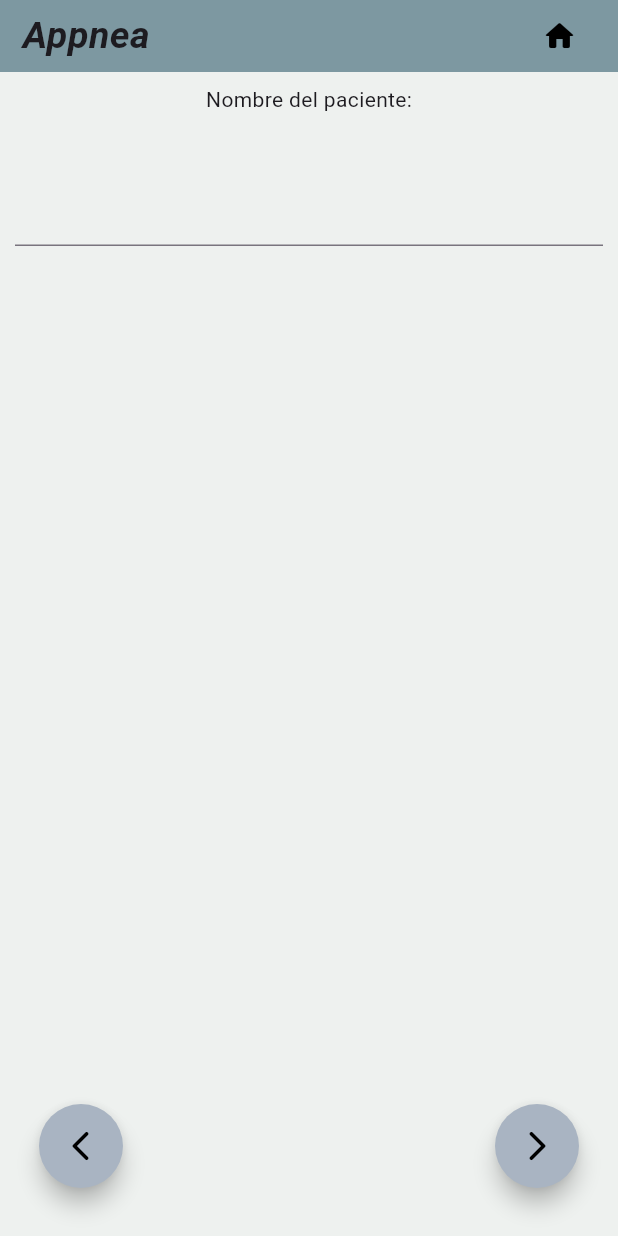
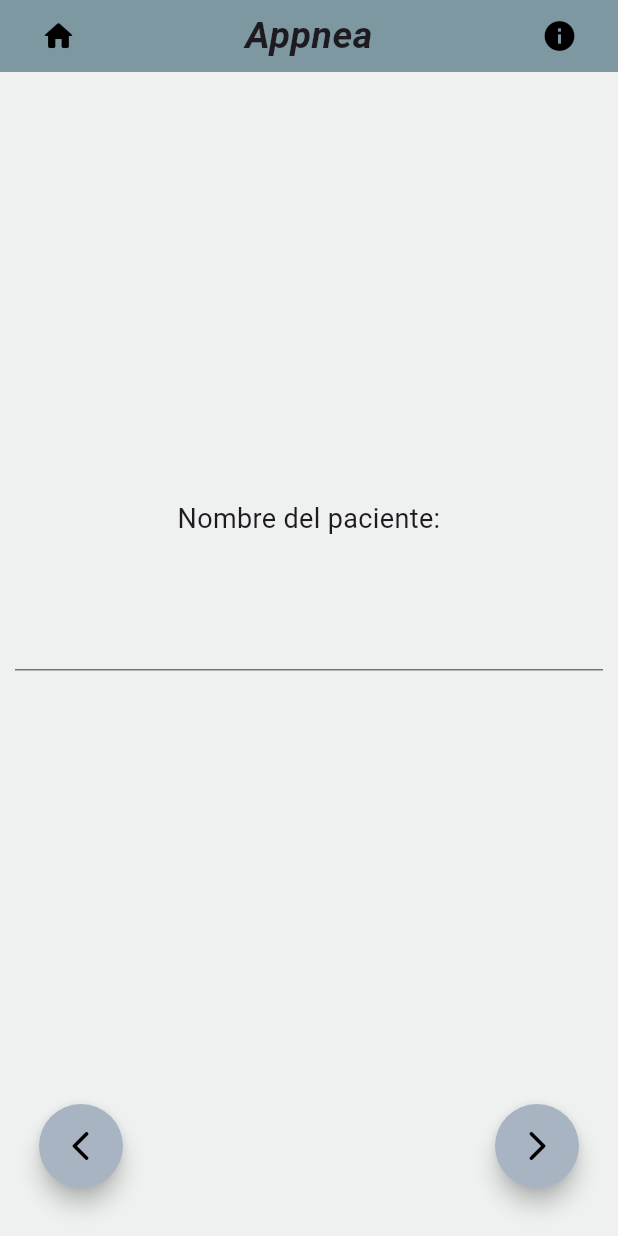
Before and after one commit to DavidCMeneses/AppNea, a Flutter app: the QuestionPage screen opened by its route, after a tap on the "home" icon, after a tap on "Continuar", on a phone screen of 412 x 824 dp. Run offline on Flutter 3.47's test engine with Material 3 defaults, Android fonts, the phone set to English and light mode, and no system bars; our stand-ins replace go_router.

Commit message:
General modifications
Text, question allingment, etc

```diff
--- a/appnea/lib/globals.dart
+++ b/appnea/lib/globals.dart
@@ -1 +1,5 @@
+import 'dart:ui';
+
 List<String> testlist = List.generate(30, (index) => index.toString());
+
+const qtextsize = 18.0;
--- a/appnea/lib/screens/questions/imageonly.dart
+++ b/appnea/lib/screens/questions/imageonly.dart
@@ -11,6 +11,7 @@ class ImagePage extends StatelessWidget {
   final List<int> answerValues;
   final String back;
   final String next;
+  final String infopage;
 
   const ImagePage({super.key,
     required this.questNum,
@@ -18,7 +19,8 @@ class ImagePage extends StatelessWidget {
     required this.entries,
     required this.answerValues,
     required this.back,
-    required this.next});
+    required this.next,
+    this.infopage = '/'});
 
   @override
   Widget build(BuildContext context) {
@@ -31,7 +33,7 @@ class ImagePage extends StatelessWidget {
       body: ListView(
             children:  [
               Padding(padding: const EdgeInsets.symmetric(horizontal: 10),
-              child: Text(questText),),
+              child: Text(questText, style: const TextStyle(fontSize: qtextsize), textAlign: TextAlign.center),),
               const Padding(padding: EdgeInsets.all(20)),
               ListView.separated(
                 physics: const NeverScrollableScrollPhysics(),
--- a/appnea/lib/screens/questions/inputonly.dart
+++ b/appnea/lib/screens/questions/inputonly.dart
@@ -9,6 +9,7 @@ class InputPage extends StatelessWidget {
   final String inType;
   final String back;
   final String next;
+  final String infopage;
 
   const InputPage(
       {super.key,
@@ -16,7 +17,8 @@ class InputPage extends StatelessWidget {
       required this.questText,
       required this.inType,
       required this.back,
-      required this.next}
+      required this.next,
+      this.infopage = '/'}
     );
 
   @override
@@ -28,9 +30,12 @@ class InputPage extends StatelessWidget {
       ),
       //appBar: AppBar(title: Text("Pregunta #$questNum"),
       //),
-      body: Column(children: [
+      body: Column(
+        mainAxisAlignment: MainAxisAlignment.center,
+        crossAxisAlignment: CrossAxisAlignment.center,
+        children: [
         Padding(padding: const EdgeInsets.symmetric(horizontal: 10),
-          child: Text(questText),),
+          child: Text(questText, style: const TextStyle(fontSize: qtextsize), textAlign: TextAlign.center,),),
         const Padding(padding: EdgeInsets.all(20)),
         Padding(
           padding: const EdgeInsets.symmetric(horizontal: 10),
--- a/appnea/lib/screens/questions/textonly.dart
+++ b/appnea/lib/screens/questions/textonly.dart
@@ -12,6 +12,7 @@ class QuestionPage extends StatelessWidget {
   final List<int> answerValues;
   final String back;
   final String next;
+  final String infopage;
 
   const QuestionPage({super.key,
                 required this.questNum,
@@ -20,7 +21,8 @@ class QuestionPage extends StatelessWidget {
                 required this.colorCodes,
                 required this.answerValues,
                 required this.back,
-                required this.next
+                required this.next,
+                this.infopage = '/'
                 });
 
   @override
@@ -32,8 +34,10 @@ class QuestionPage extends StatelessWidget {
       //appBar: AppBar(title: Text("Pregunta #$questNum"),
       //),
       body: Column(
+        mainAxisAlignment: MainAxisAlignment.center,
+        crossAxisAlignment: CrossAxisAlignment.center,
         children: [Padding(padding: const EdgeInsets.symmetric(horizontal: 10),
-          child: Text(questText),),
+          child: Text(questText, style: const TextStyle(fontSize: qtextsize), textAlign: TextAlign.center),),
           const Padding(padding: EdgeInsets.all(20)),
           ListView.separated(
             scrollDirection: Axis.vertical,
--- a/appnea/lib/widgets/custom_appbar.dart
+++ b/appnea/lib/widgets/custom_appbar.dart
@@ -2,8 +2,12 @@ import 'package:flutter/material.dart';
 import 'package:go_router/go_router.dart';
 
 class CustomAppBar extends StatelessWidget {
+  final String infopage;
 
-  const CustomAppBar({super.key,});
+  const CustomAppBar(
+      {super.key,
+        this.infopage = '/'
+        ,});
 
   @override
   Widget build(BuildContext context) {
@@ -14,10 +18,12 @@ class CustomAppBar extends StatelessWidget {
           child: Padding(
             padding: const EdgeInsets.symmetric(horizontal: 15),
             child: Row(children: [
-              const Expanded(
-                  child: Text('Appnea', style: TextStyle(fontSize: 25, fontWeight: FontWeight.bold, fontStyle: FontStyle.italic))),
               IconButton(
                   onPressed: () {context.go('/');}, icon: const Icon(Icons.home_rounded , color: Color(0xff000000))),
+              const Expanded(
+                  child: Text('Appnea', textAlign: TextAlign.center, style: TextStyle(fontSize: 25, fontWeight: FontWeight.bold, fontStyle: FontStyle.italic))),
+              IconButton(
+                  onPressed: () {context.go(infopage);}, icon: const Icon(Icons.info , color: Color(0xff000000))),
             ]),
           ),
         ));
```
Also changed, not shown: appnea/lib/screens/Infos/questinfo.dart (added).
